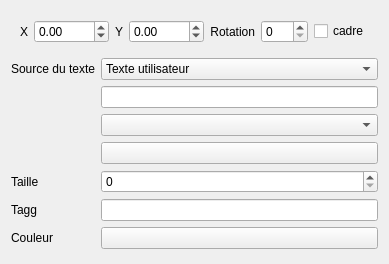
Before: the Qt Designer form sources/editor/ui/dynamictextfieldeditor.ui in qelectrotech/qelectrotech-source-mirror, drawn with Qt 5.
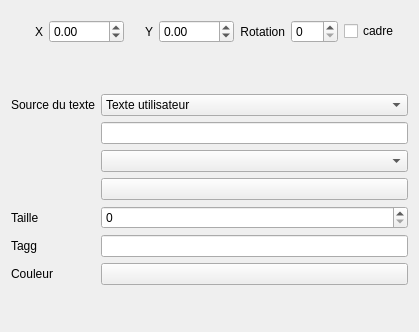
After: the same form once the commit is applied.

Commit message: Minor : add a vertical spacer in dynamictextfieldeditor widget

Patch:
```diff
--- a/sources/editor/ui/dynamictextfieldeditor.ui
+++ b/sources/editor/ui/dynamictextfieldeditor.ui
@@ -6,46 +6,15 @@
    <rect>
     <x>0</x>
     <y>0</y>
-    <width>336</width>
-    <height>264</height>
+    <width>419</width>
+    <height>332</height>
    </rect>
   </property>
   <property name="windowTitle">
    <string>Form</string>
   </property>
   <layout class="QGridLayout" name="gridLayout">
-   <item row="5" column="0">
-    <widget class="QLabel" name="label">
-     <property name="text">
-      <string>Taille</string>
-     </property>
-    </widget>
-   </item>
-   <item row="1" column="0">
-    <widget class="QLabel" name="label_4">
-     <property name="text">
-      <string>Source du texte</string>
-     </property>
-    </widget>
-   </item>
-   <item row="7" column="0">
-    <widget class="QLabel" name="label_3">
-     <property name="text">
-      <string>Couleur</string>
-     </property>
-    </widget>
-   </item>
-   <item row="3" column="1" colspan="6">
-    <widget class="QComboBox" name="m_elmt_info_cb"/>
-   </item>
-   <item row="6" column="0">
-    <widget class="QLabel" name="label_2">
-     <property name="text">
-      <string>Tagg</string>
-     </property>
-    </widget>
-   </item>
-   <item row="1" column="1" colspan="6">
+   <item row="2" column="1" colspan="6">
     <widget class="QComboBox" name="m_text_from_cb">
      <item>
       <property name="text">
@@ -64,19 +33,23 @@
      </item>
     </widget>
    </item>
-   <item row="6" column="1" colspan="6">
+   <item row="8" column="0">
+    <widget class="QLabel" name="label_3">
+     <property name="text">
+      <string>Couleur</string>
+     </property>
+    </widget>
+   </item>
+   <item row="7" column="0">
+    <widget class="QLabel" name="label_2">
+     <property name="text">
+      <string>Tagg</string>
+     </property>
+    </widget>
+   </item>
+   <item row="7" column="1" colspan="6">
     <widget class="QLineEdit" name="m_tagg_le"/>
    </item>
-   <item row="5" column="1" colspan="6">
-    <widget class="QSpinBox" name="m_size_sb"/>
-   </item>
-   <item row="4" column="1" colspan="6">
-    <widget class="QPushButton" name="m_composite_text_pb">
-     <property name="text">
-      <string/>
-     </property>
-    </widget>
-   </item>
    <item row="0" column="0" colspan="7">
     <widget class="QFrame" name="frame">
      <property name="frameShape">
@@ -153,17 +126,14 @@
      </layout>
     </widget>
    </item>
-   <item row="2" column="1" colspan="6">
-    <widget class="QLineEdit" name="m_user_text_le"/>
-   </item>
-   <item row="7" column="1" colspan="6">
+   <item row="8" column="1" colspan="6">
     <widget class="QPushButton" name="m_color_pb">
      <property name="text">
       <string/>
      </property>
     </widget>
    </item>
-   <item row="8" column="1">
+   <item row="9" column="1">
     <spacer name="verticalSpacer">
      <property name="orientation">
       <enum>Qt::Vertical</enum>
@@ -176,6 +146,49 @@
      </property>
     </spacer>
    </item>
+   <item row="4" column="1" colspan="6">
+    <widget class="QComboBox" name="m_elmt_info_cb"/>
+   </item>
+   <item row="3" column="1" colspan="6">
+    <widget class="QLineEdit" name="m_user_text_le"/>
+   </item>
+   <item row="5" column="1" colspan="6">
+    <widget class="QPushButton" name="m_composite_text_pb">
+     <property name="text">
+      <string/>
+     </property>
+    </widget>
+   </item>
+   <item row="6" column="0">
+    <widget class="QLabel" name="label">
+     <property name="text">
+      <string>Taille</string>
+     </property>
+    </widget>
+   </item>
+   <item row="6" column="1" colspan="6">
+    <widget class="QSpinBox" name="m_size_sb"/>
+   </item>
+   <item row="2" column="0">
+    <widget class="QLabel" name="label_4">
+     <property name="text">
+      <string>Source du texte</string>
+     </property>
+    </widget>
+   </item>
+   <item row="1" column="0">
+    <spacer name="verticalSpacer_2">
+     <property name="orientation">
+      <enum>Qt::Vertical</enum>
+     </property>
+     <property name="sizeHint" stdset="0">
+      <size>
+       <width>20</width>
+       <height>40</height>
+      </size>
+     </property>
+    </spacer>
+   </item>
   </layout>
  </widget>
  <resources/>
```
